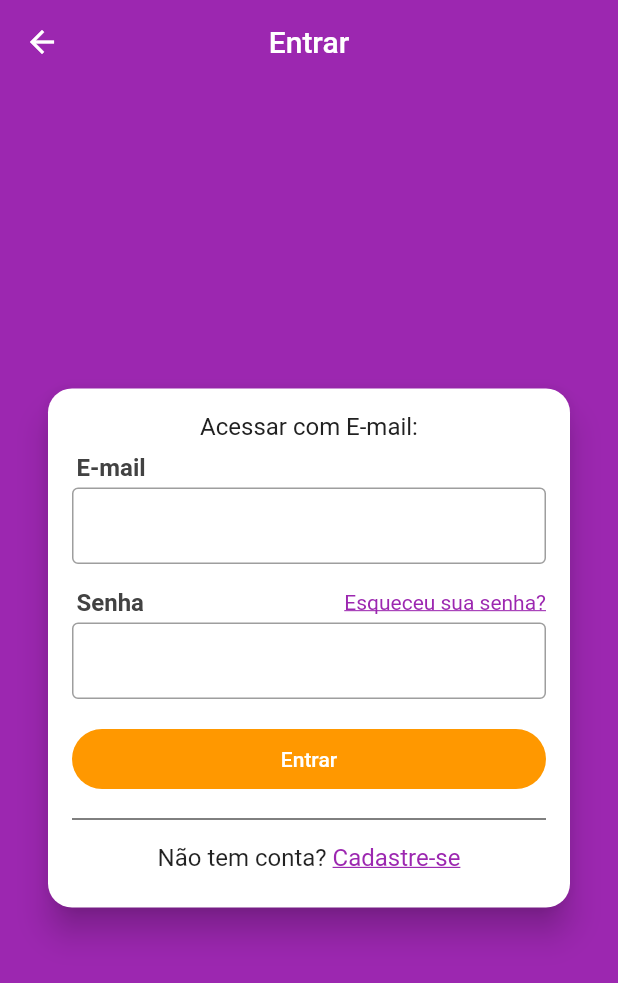
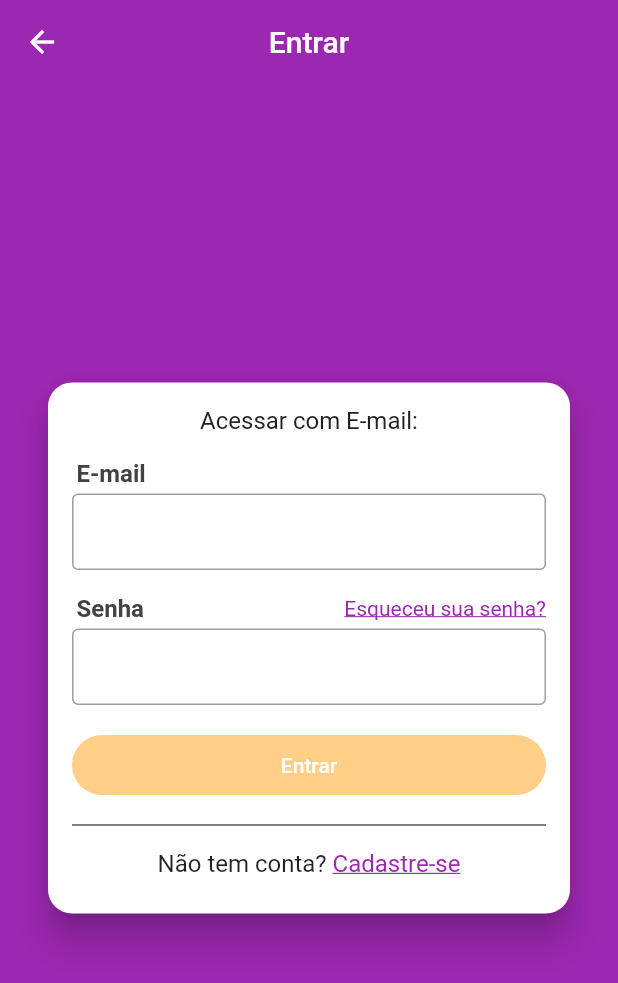
Before and after one commit to Mjsilva7/mobX, a Flutter app: the screen it shows after launch, in the side drawer, after a tap on "Acesse sua conta!", on a phone screen of 412 x 824 dp. Shown: the top 983 px of the screen. Run offline on Flutter 3.47's test engine with Material 2 defaults, Android fonts, the phone set to English and light mode, and no system bars; our stand-ins replace brasil_fields, flutter_mobx, get_it, mobx, parse_server_sdk_flutter; accounts and stored records are empty; generated files the repository leaves out were written again.

Commit message:
novas implementações
tela de login

```diff
--- a/xlomobX/lib/components/custom_drawer/custom_drawer_header.dart
+++ b/xlomobX/lib/components/custom_drawer/custom_drawer_header.dart
@@ -1,17 +1,27 @@
 import 'package:flutter/material.dart';
+import 'package:get_it/get_it.dart';
 import 'package:xlomobX/screens/login/login_screen.dart';
+import 'package:xlomobX/store/page_store.dart';
+import 'package:xlomobX/store/user_manager_store.dart';
 
 class CustomDrawerHeader extends StatelessWidget {
+  final UserManagerStore userManagerStore = GetIt.I<UserManagerStore>();
+
   @override
   Widget build(BuildContext context) {
     return GestureDetector(
       onTap: () {
         Navigator.of(context).pop();
-        Navigator.of(context).push(
-          MaterialPageRoute(
-            builder: (_) => LoginScreen(),
-          ),
-        );
+
+        if (userManagerStore.isLoggedIn) {
+          GetIt.I<PageStore>().setPage(4);
+        } else {
+          Navigator.of(context).push(
+            MaterialPageRoute(
+              builder: (_) => LoginScreen(),
+            ),
+          );
+        }
       },
       child: Container(
         color: Colors.purple,
@@ -33,7 +43,9 @@ class CustomDrawerHeader extends StatelessWidget {
                 mainAxisAlignment: MainAxisAlignment.center,
                 children: [
                   Text(
-                    'Acesse sua conta!',
+                    userManagerStore.isLoggedIn
+                        ? userManagerStore.user.name
+                        : 'Acesse sua conta!',
                     style: TextStyle(
                       color: Colors.white,
                       fontSize: 16,
@@ -41,7 +53,9 @@ class CustomDrawerHeader extends StatelessWidget {
                     ),
                   ),
                   Text(
-                    'Clique aqui!',
+                    userManagerStore.isLoggedIn
+                        ? userManagerStore.user.email
+                        : 'Clique aqui!',
                     style: TextStyle(
                       color: Colors.white,
                       fontSize: 14,
--- a/xlomobX/lib/main.dart
+++ b/xlomobX/lib/main.dart
@@ -3,6 +3,7 @@ import 'package:get_it/get_it.dart';
 import 'package:parse_server_sdk_flutter/parse_server_sdk.dart';
 import 'package:xlomobX/screens/base/base_screen.dart';
 import 'package:xlomobX/store/page_store.dart';
+import 'package:xlomobX/store/user_manager_store.dart';
 
 void main() async {
   WidgetsFlutterBinding.ensureInitialized();
@@ -13,6 +14,7 @@ void main() async {
 
 void setupLocators() {
   GetIt.I.registerSingleton(PageStore());
+  GetIt.I.registerSingleton(UserManagerStore());
 }
 
 Future<void> initializeParse() async {
--- a/xlomobX/lib/repositories/user_repository.dart
+++ b/xlomobX/lib/repositories/user_repository.dart
@@ -20,6 +20,33 @@ class UserRepository {
     }
   }
 
+  Future<User> loginWithEmail(String email, String password) async {
+    final parseUser = ParseUser(email, password, null);
+
+    final response = await parseUser.login();
+
+    if (response.success) {
+      return mapParseToUser(response.result);
+    } else {
+      return Future.error(ParseErrors.getDescription(response.error.code));
+    }
+  }
+
+  Future<User> currentUser() async {
+    final parseUser = await ParseUser.currentUser();
+
+    if (parseUser != null) {
+      final response =
+          await ParseUser.getCurrentUserFromServer(parseUser.sessionToken);
+      if (response.success) {
+        return mapParseToUser(response.result);
+      } else {
+        await parseUser.logout();
+      }
+    }
+    return null;
+  }
+
   User mapParseToUser(ParseUser parseUser) {
     return User(
       id: parseUser.objectId,
--- a/xlomobX/lib/screens/login/login_screen.dart
+++ b/xlomobX/lib/screens/login/login_screen.dart
@@ -1,7 +1,12 @@
 import 'package:flutter/material.dart';
+import 'package:flutter_mobx/flutter_mobx.dart';
+import 'package:xlomobX/components/error_box.dart';
 import 'package:xlomobX/screens/signup/signup_screen.dart';
+import 'package:xlomobX/store/login_store.dart';
 
 class LoginScreen extends StatelessWidget {
+  LoginStore loginStore = LoginStore();
+
   @override
   Widget build(BuildContext context) {
     return Scaffold(
@@ -33,6 +38,14 @@ class LoginScreen extends StatelessWidget {
                         color: Colors.grey[900],
                       ),
                     ),
+                    Observer(
+                      builder: (_) {
+                        return Padding(
+                          padding: const EdgeInsets.only(top: 8.0),
+                          child: ErrorBox(message: loginStore.error),
+                        );
+                      },
+                    ),
                     Padding(
                       padding:
                           const EdgeInsets.only(left: 3, bottom: 4, top: 8),
@@ -45,12 +58,19 @@ class LoginScreen extends StatelessWidget {
                         ),
                       ),
                     ),
-                    TextField(
+                    Observer(
+                      builder: (_) {
+                        return TextField(
+                          enabled: !loginStore.loading,
                           decoration: InputDecoration(
                             border: const OutlineInputBorder(),
                             isDense: true,
+                            errorText: loginStore.emailError,
                           ),
                           keyboardType: TextInputType.emailAddress,
+                          onChanged: loginStore.setEmail,
+                        );
+                      },
                     ),
                     const SizedBox(height: 16),
                     Padding(
@@ -79,26 +99,43 @@ class LoginScreen extends StatelessWidget {
                         ],
                       ),
                     ),
-                    TextField(
+                    Observer(
+                      builder: (_) {
+                        return TextField(
+                          enabled: !loginStore.loading,
                           decoration: InputDecoration(
                             border: const OutlineInputBorder(),
                             isDense: true,
+                            errorText: loginStore.passwordError,
                           ),
                           obscureText: true,
+                          onChanged: loginStore.setPassword,
+                        );
+                      },
                     ),
-                    Container(
+                    Observer(
+                      builder: (_) {
+                        return Container(
                           height: 40,
                           margin: const EdgeInsets.only(top: 20, bottom: 12),
                           child: RaisedButton(
                             color: Colors.orange,
-                        child: Text('Entrar'),
+                            disabledColor: Colors.orange.withAlpha(120),
+                            child: loginStore.loading
+                                ? CircularProgressIndicator(
+                                    valueColor:
+                                        AlwaysStoppedAnimation(Colors.white),
+                                  )
+                                : Text('Entrar'),
                             textColor: Colors.white,
                             elevation: 0,
                             shape: RoundedRectangleBorder(
                               borderRadius: BorderRadius.circular(20),
                             ),
-                        onPressed: () {},
+                            onPressed: loginStore.loginPressed,
                           ),
+                        );
+                      },
                     ),
                     Divider(color: Colors.black),
                     Padding(
--- a/xlomobX/lib/store/signup_store.dart
+++ b/xlomobX/lib/store/signup_store.dart
@@ -1,7 +1,9 @@
+import 'package:get_it/get_it.dart';
 import 'package:mobx/mobx.dart';
 import 'package:xlomobX/helpers/extensions.dart';
 import 'package:xlomobX/models/user.dart';
 import 'package:xlomobX/repositories/user_repository.dart';
+import 'package:xlomobX/store/user_manager_store.dart';
 
 part 'signup_store.g.dart';
 
@@ -117,6 +119,7 @@ abstract class _SignupStore with Store {
 
     try {
       final resultUser = await UserRepository().signUp(user);
+      GetIt.I<UserManagerStore>().setUser(resultUser);
     } catch (e) {
       error = e;
     }
--- /dev/null
+++ b/xlomobX/lib/store/user_manager_store.dart
@@ -0,0 +1,27 @@
+import 'package:mobx/mobx.dart';
+import 'package:xlomobX/models/user.dart';
+import 'package:xlomobX/repositories/user_repository.dart';
+
+part 'user_manager_store.g.dart';
+
+class UserManagerStore = _UserManagerStore with _$UserManagerStore;
+
+abstract class _UserManagerStore with Store {
+  _UserManagerStore() {
+    _getCurrentUser();
+  }
+
+  @observable
+  User user;
+
+  @action
+  void setUser(User value) => user = value;
+
+  @computed
+  bool get isLoggedIn => user != null;
+
+  Future<void> _getCurrentUser() async {
+    final user = await UserRepository().currentUser();
+    setUser(user);
+  }
+}
```
Also changed, not shown: xlomobX/lib/store/login_store.dart (added, +57 -0 lines), xlomobX/lib/store/login_store.g.dart (added), xlomobX/lib/store/signup_store.g.dart, xlomobX/lib/store/user_manager_store.g.dart (added). Lines whose indentation alone changed are shown as unchanged.
